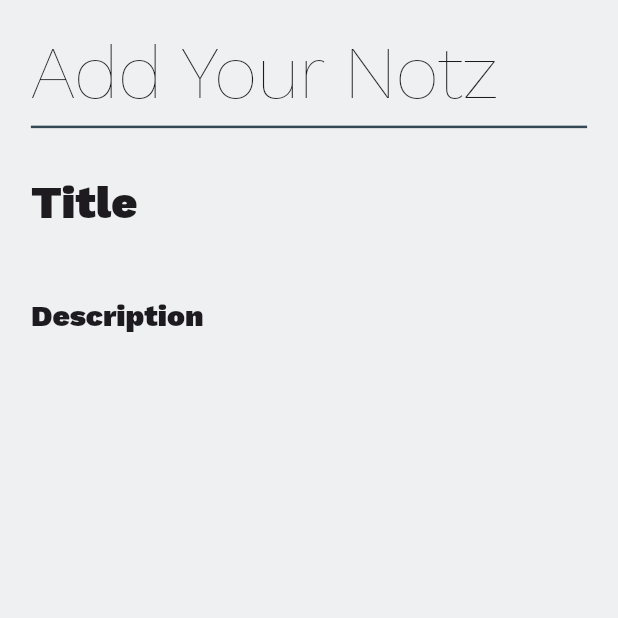
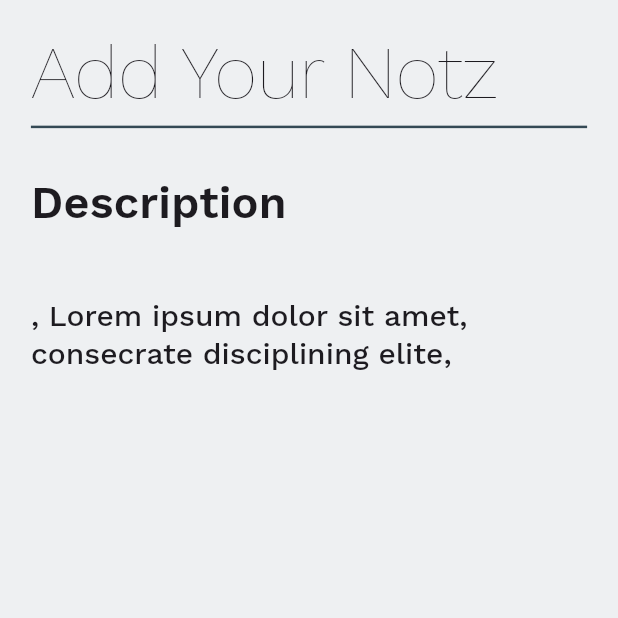
Before and after one commit to akarshbr/deeZNotz, a Flutter app: the screen it shows after launch, after a tap on an icon or button, on a phone screen of 412 x 824 dp, the top half of it. Run offline on Flutter 3.47's test engine with Material 3 defaults, Android fonts, the phone set to English and light mode, and no system bars; our stand-ins replace animated_text_kit, hive, hive_flutter, shared_preferences; accounts and stored records are empty.

Commit message:
note edit screen updated

```diff
--- a/lib/app.dart
+++ b/lib/app.dart
@@ -34,10 +34,10 @@ ThemeData _buildDeezNotzLightTheme(){
 TextTheme _buildDeezNotzTextTheme(TextTheme base) {
   return base.copyWith(
     headlineSmall: base.headlineSmall!.copyWith(fontWeight: FontWeight.w500),
-    titleLarge: base.titleLarge!.copyWith(fontWeight: FontWeight.w900,fontSize: 20),
+    titleLarge: base.titleLarge!.copyWith(fontWeight: FontWeight.w500,fontSize: 20),
     bodySmall: base.bodySmall!.copyWith(fontWeight: FontWeight.w400,fontSize: 15),
     bodyLarge: base.bodyLarge!.copyWith(fontWeight: FontWeight.w500,fontSize: 17),
-    labelLarge: base.labelLarge!.copyWith(fontWeight: FontWeight.w900,fontSize: 30),
+    labelLarge: base.labelLarge!.copyWith(fontWeight: FontWeight.w600,fontSize: 30),
     displayLarge: base.displayLarge!.copyWith(fontWeight: FontWeight.w100,fontSize: 50,letterSpacing: .001)
   ).apply(fontFamily: "WorkSans");
 }
--- a/lib/core/dummy_data/dummy_data.dart
+++ b/lib/core/dummy_data/dummy_data.dart
@@ -6,4 +6,31 @@ class DummyData {
       "quis nostrud exercitation ullamco laboris nisi ut aliquip ex ea commodo consequat. Duis aute irure "
       "dolor in reprehenderit in voluptate velit esse cillum dolore eu fugiat nulla pariatur."
       " Excepteur sint occaecat cupidatat non proident, sunt in culpa qui officia deserunt mollit anim id est laborum.";
+  static List<Map<String,dynamic>> dummyData=[
+    {
+      "dateTime":DateTime.now(),
+      "title":"Description",
+      "description":", Lorem ipsum dolor sit amet, consecrate disciplining elite,"
+    },
+    {
+      "dateTime":DateTime.now(),
+      "title":"sed do",
+      "description":"eiusmod tempor incididunt ut labore et dolore magna aliqua. Ut enim ad minim veniam, "
+    },
+    {
+      "dateTime":DateTime.now(),
+      "title":"quis nostrud",
+      "description":"exercitation ullamco laboris nisi ut aliquip ex ea commodo consequat. Duis aute irure "
+    },
+    {
+      "dateTime":DateTime.now(),
+      "title":"dolor in",
+      "description":"reprehenderit in voluptate velit esse cillum dolore eu fugiat nulla pariatur."
+    },
+    {
+      "dateTime":DateTime.now(),
+      "title":"Excepteur sint",
+      "description":"occaecat cupidatat non proident, sunt in culpa qui officia deserunt mollit anim id est laborum."
+    }
+  ];
 }
--- a/lib/presentation/add_edit_note/view/add_note_screen.dart
+++ b/lib/presentation/add_edit_note/view/add_note_screen.dart
@@ -2,15 +2,25 @@ import 'package:deeznotz/core/constants/colors.dart';
 import 'package:flutter/material.dart';
 
 class AddEditNoteScreen extends StatefulWidget {
-  const AddEditNoteScreen({super.key});
+  const AddEditNoteScreen({super.key, this.title, this.description});
+
+  final String? title;
+  final String? description;
 
   @override
   State<AddEditNoteScreen> createState() => _AddEditNoteScreenState();
 }
 
 class _AddEditNoteScreenState extends State<AddEditNoteScreen> {
+  var titleController = TextEditingController();
+  var descriptionController = TextEditingController();
+
   @override
   Widget build(BuildContext context) {
+    if (widget.title != null && widget.description != null) {
+      titleController.text = widget.title!;
+      descriptionController.text = widget.description!;
+    }
     final size = MediaQuery.of(context).size;
     final textTheme = Theme.of(context).textTheme;
     return Scaffold(
@@ -28,10 +38,11 @@ class _AddEditNoteScreenState extends State<AddEditNoteScreen> {
             Divider(
               indent: size.width * .05,
               endIndent: size.width * .05,
-              thickness: size.height*.002,
+              thickness: size.height * .002,
               color: DeezNotzColors.blue700,
             ),
             TextFormField(
+              controller: titleController,
               style: textTheme.labelLarge,
               decoration: InputDecoration(
                 hintText: "Title",
@@ -44,6 +55,7 @@ class _AddEditNoteScreenState extends State<AddEditNoteScreen> {
             ),
             Expanded(
               child: TextFormField(
+                controller: descriptionController,
                 style: textTheme.titleLarge,
                 maxLines: null,
                 decoration: InputDecoration(
--- a/lib/presentation/home/view/home_screen.dart
+++ b/lib/presentation/home/view/home_screen.dart
@@ -1,9 +1,9 @@
 import 'package:deeznotz/core/constants/colors.dart';
+import 'package:deeznotz/core/dummy_data/dummy_data.dart';
 import 'package:deeznotz/presentation/home/view/widgets/note_card.dart';
 import 'package:flutter/material.dart';
-import 'package:shared_preferences/shared_preferences.dart';
 
-import '../../../widgets/waterfall_notched_rectangle.dart';
+import '../../../widgets/deez_bottom_appbar.dart';
 import '../../add_edit_note/view/add_note_screen.dart';
 
 class HomeScreen extends StatefulWidget {
@@ -14,22 +14,7 @@ class HomeScreen extends StatefulWidget {
 }
 
 class _HomeScreenState extends State<HomeScreen> {
-  bool? _isGridView;
   bool? isEditing = false;
-  late SharedPreferences sharedPreferences;
-
-  _loadViewPreference() async {
-    sharedPreferences = await SharedPreferences.getInstance();
-    setState(() {
-      _isGridView = (sharedPreferences.getBool('isGridView') ?? true);
-    });
-  }
-
-  @override
-  void initState() {
-    _loadViewPreference();
-    super.initState();
-  }
 
   @override
   Widget build(BuildContext context) {
@@ -40,20 +25,33 @@ class _HomeScreenState extends State<HomeScreen> {
         child: CustomScrollView(
           slivers: [
             SliverList.separated(
-                itemCount: 6,
+              itemCount: DummyData.dummyData.length,
               itemBuilder: (context, index) {
                 return InkWell(
                   onTap: () {
-                        Navigator.push(context, MaterialPageRoute(builder: (context) => const AddEditNoteScreen()));
+                    Navigator.push(
+                      context,
+                      MaterialPageRoute(
+                        builder: (context) => AddEditNoteScreen(
+                            title: DummyData.dummyData[index]["title"],
+                            description: DummyData.dummyData[index]["description"]),
+                      ),
+                    );
                   },
-                      child: const NoteCard(bottom: 0));
+                  child: NoteCard(
+                    title: DummyData.dummyData[index]["title"],
+                    description: DummyData.dummyData[index]["description"],
+                    dateTime: DummyData.dummyData[index]["dateTime"],
+                  ),
+                );
               },
               separatorBuilder: (context, index) {
                 return Container(
                   height: 5,
                   color: DeezNotzColors.bgColorLight,
                 );
-                })
+              },
+            )
           ],
         ),
       ),
@@ -66,29 +64,7 @@ class _HomeScreenState extends State<HomeScreen> {
           },
           backgroundColor: DeezNotzColors.orange300,
           child: const Icon(Icons.add, size: 30)),
-      bottomNavigationBar: BottomAppBar(
-        shape: const WaterfallNotchedRectangle(),
-        color: DeezNotzColors.blue700,
-        child: Row(
-          mainAxisAlignment: MainAxisAlignment.start,
-          children: [
-            const Text(
-              "deeZNotz",
-              style: TextStyle(fontSize: 30, color: DeezNotzColors.white50),
-            ),
-            const Spacer(),
-            IconButton(
-              onPressed: () {},
-              icon: Icon(
-                _isGridView == true ? Icons.menu : Icons.grid_view_rounded,
-                color: DeezNotzColors.white50,
-                size: 40,
-                weight: 1,
-              ),
-            ),
-          ],
-        ),
-      ),
+      bottomNavigationBar: const DeezBottomAppBar(),
     );
   }
 }
--- a/lib/presentation/home/view/widgets/note_card.dart
+++ b/lib/presentation/home/view/widgets/note_card.dart
@@ -1,25 +1,36 @@
-import 'package:deeznotz/core/dummy_data/dummy_data.dart';
 import 'package:flutter/material.dart';
 
 class NoteCard extends StatelessWidget {
-  const NoteCard({super.key, required this.bottom});
-  final double bottom;
+  const NoteCard({super.key, this.title, this.description, this.dateTime});
+
+
+  final String? title;
+  final String? description;
+  final DateTime? dateTime;
 
   @override
   Widget build(BuildContext context) {
     var size = MediaQuery.of(context).size;
     final textTheme = Theme.of(context).textTheme;
     return Container(
-      padding: EdgeInsets.only(left: size.width*.04,top: size.height*.02,right: size.width*.04,bottom: size.height*.02),
-      decoration: BoxDecoration(borderRadius: BorderRadius.circular(10),color: Colors.white),
+      padding: EdgeInsets.only(
+          left: size.width * .04, top: size.height * .02, right: size.width * .04, bottom: size.height * .02),
+      decoration: BoxDecoration(borderRadius: BorderRadius.circular(10), color: Colors.white),
       child: Column(
         crossAxisAlignment: CrossAxisAlignment.start,
         children: [
-          Text("${DummyData.dateTime.year}/${DummyData.dateTime.month}/${DummyData.dateTime.day}"),
-          SizedBox(height: size.width*.025),
-          Text(DummyData.title,style: textTheme.titleLarge,),
-          SizedBox(height: size.width*.02),
-          const Text(DummyData.desc,overflow: TextOverflow.ellipsis,maxLines: 3,)
+          Text("${dateTime?.year}/${dateTime?.month}/${dateTime?.day}"),
+          SizedBox(height: size.width * .025),
+          Text(
+            title ?? "",
+            style: textTheme.titleLarge,
+          ),
+          SizedBox(height: size.width * .02),
+          Text(
+            description ?? "",
+            overflow: TextOverflow.ellipsis,
+            maxLines: 3,
+          )
         ],
       ),
     );
--- a/lib/widgets/deez_bottom_appbar.dart
+++ b/lib/widgets/deez_bottom_appbar.dart
@@ -8,7 +8,7 @@ class DeezBottomAppBar extends StatelessWidget {
 
   @override
   Widget build(BuildContext context) {
-    return const BottomAppBar(
+    return BottomAppBar(
       shape: WaterfallNotchedRectangle(),
       color: DeezNotzColors.blue700,
       child: Row(
@@ -18,6 +18,14 @@ class DeezBottomAppBar extends StatelessWidget {
             "deeZNotz",
             style: TextStyle(fontSize: 30, color: DeezNotzColors.white50),
           ),
+          Spacer(),
+          IconButton(
+              onPressed: () {},
+              icon: const Icon(
+                Icons.settings,
+                color: DeezNotzColors.white50,
+                size: 25,
+              ))
         ],
       ),
     );
```
Lines whose indentation alone changed are shown as unchanged.
